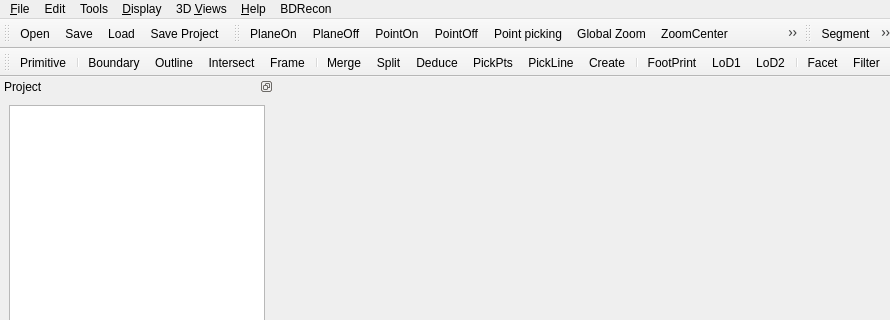
CloudCompare/CloudCompare, file qCC/ui_templates/mainWindow.ui: the form before one commit; both pictures show x 0 to 890 and y 0 to 320 of the 1024 by 768 pixel window.
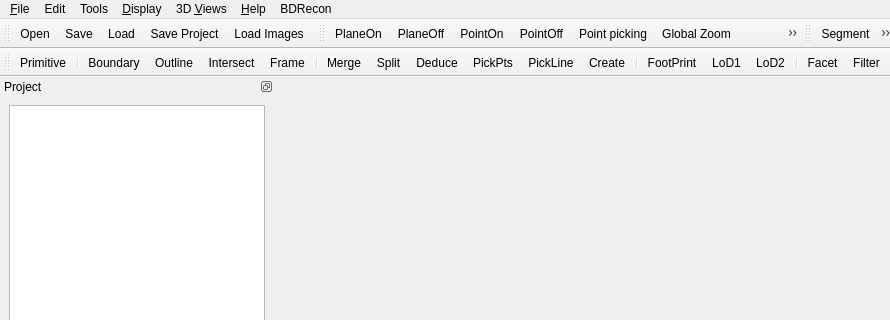
The form after the commit. Icons and pictures are not drawn. Custom widgets are drawn as their Qt base class.

```diff
--- a/qCC/ui_templates/mainWindow.ui
+++ b/qCC/ui_templates/mainWindow.ui
@@ -652,6 +652,7 @@
    <addaction name="actionSave"/>
    <addaction name="actionBDProjectLoad"/>
    <addaction name="actionBDProjectSave"/>
+   <addaction name="actionBDImagesLoad"/>
   </widget>
   <widget class="QDockWidget" name="DockableProperties">
    <property name="minimumSize">
@@ -3429,6 +3430,15 @@
     <string>Split</string>
    </property>
   </action>
+  <action name="actionBDImagesLoad">
+   <property name="icon">
+    <iconset resource="../icones.qrc">
+     <normaloff>:/CC/Stocker/images/stocker/camera.png</normaloff>:/CC/Stocker/images/stocker/camera.png</iconset>
+   </property>
+   <property name="text">
+    <string>Load Images</string>
+   </property>
+  </action>
  </widget>
  <customwidgets>
   <customwidget>
```
